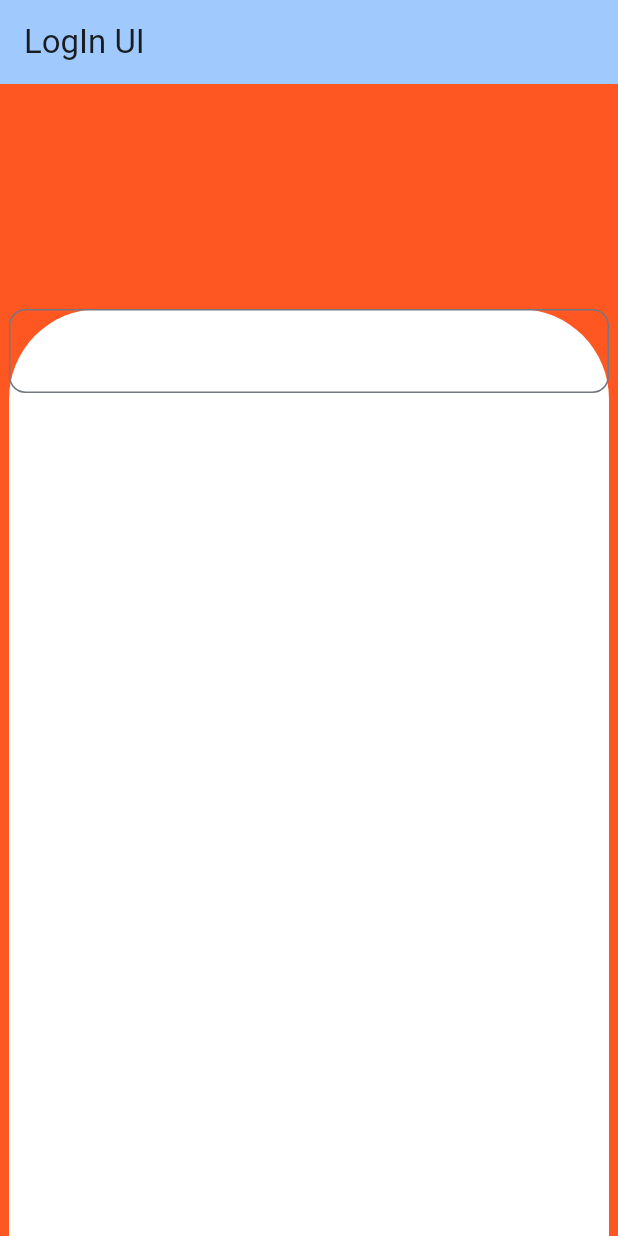
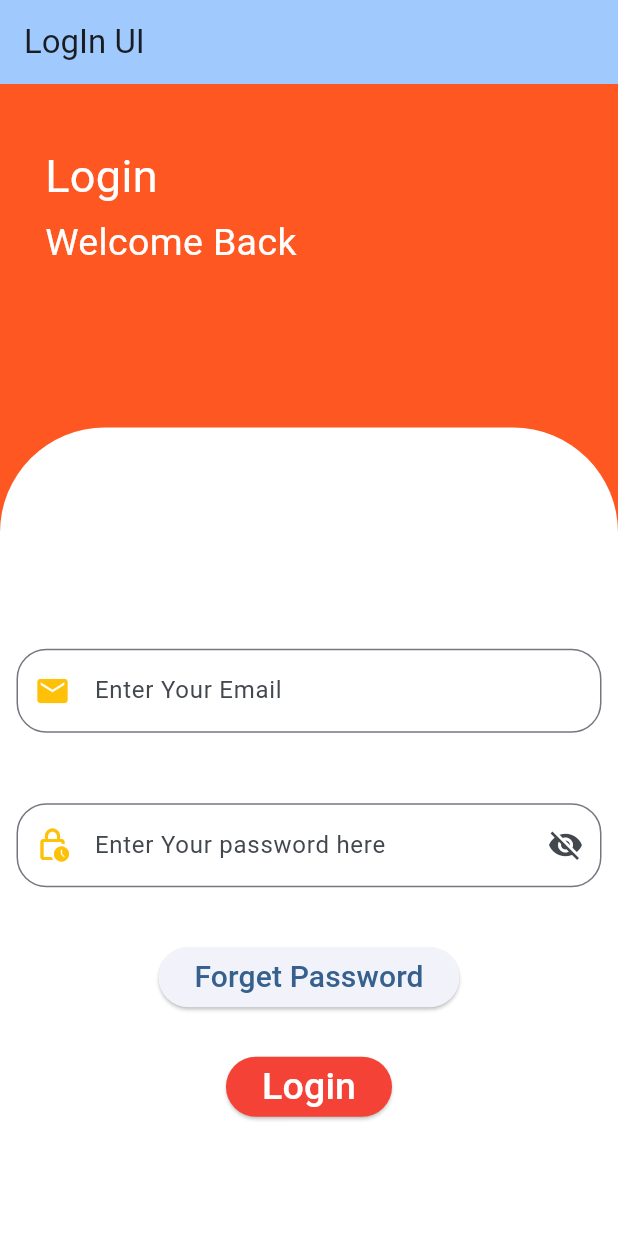
Before and after one commit to ManishS72/Login-UI, a Flutter app: the screen it shows after launch, on a phone screen of 412 x 824 dp. Run offline on Flutter 3.47's test engine with Material 3 defaults, Android fonts, the phone set to English and light mode, and no system bars.

Commit message:
Login Page Is almost Completed

```diff
--- a/lib/main.dart
+++ b/lib/main.dart
@@ -46,33 +46,139 @@ class _MyHomePageState extends State<MyHomePage> {
         title: Text(widget.title),
       ),
       body: Container(
+        color: Colors.deepOrange,
+
+        child: Column(
+          crossAxisAlignment: CrossAxisAlignment.start,
+          children: [
+            Padding(
+              padding: const EdgeInsets.only(top: 40, left: 30),
+              child: Text(
+                "Login",
+                style: TextStyle(color: Colors.white, fontSize: 30),
+              ),
+            ),
+
+            SizedBox(height: 5),
+
+            Padding(
+              padding: const EdgeInsets.only(left: 30),
+              child: Text(
+                "Welcome Back",
+                style: TextStyle(color: Colors.white, fontSize: 25),
+              ),
+            ),
+            Center(
+              child: Padding(
+                padding: EdgeInsets.only(top: 105),
+                child: Container(
+                  width: double.infinity,
+                  height: 600,
                   decoration: BoxDecoration(
-          color: Colors.deepOrange),
-        child: Center(
+                    color: Colors.white,
+                    borderRadius: BorderRadius.only(
+                      topLeft: Radius.circular(70),
+                      topRight: Radius.circular(70),
+                    ),
+                  ),
+                  child: Column(
+                    mainAxisAlignment: MainAxisAlignment.center,
+                    children: [
+                      Center(
                         child: Padding(
-            padding: EdgeInsets.only(top:150),
-            child: Container(
-              width: 400,
-              height: double.infinity,
-              decoration: BoxDecoration(
-                borderRadius: BorderRadius.only(
-                  topRight: Radius.circular(60),
-                  topLeft: Radius.circular(60),
-                ),
-                color: Colors.white),
-
+                          padding:EdgeInsets.all(11),
                           child: TextField(
                             decoration: InputDecoration(
+                              prefixIcon: Icon(Icons.email, color: Colors.amber),
                               border: OutlineInputBorder(
+                                borderRadius: BorderRadius.circular(20),
+                                borderSide: BorderSide(
+                                  color: Colors.black,
+                                ),
+                              ),
+                              hintText: "Enter Your Email",
+                              focusedBorder: OutlineInputBorder(
                                 borderRadius: BorderRadius.circular(11),
                                 borderSide: BorderSide(
-                        color: Colors.blue,
+                                  color: Colors.deepOrange,
+                                  width: 2,
                                 ),
                               ),
                             ),
                           ),
                         ),
                       ),
+
+                      SizedBox(height: 25),
+
+                      Center(
+                        child: Padding(
+                          padding: const EdgeInsets.all(11),
+                          child: TextField(
+                            obscureText: true,
+                            decoration: InputDecoration(
+                              hintText: "Enter Your password here",
+                               suffixIcon: IconButton(
+                                onPressed: () {},
+                                icon: Icon(Icons.visibility_off),
+                              ),
+                              prefixIcon: Icon(
+                                Icons.lock_clock_outlined,
+                                color: Colors.amber,
+                              ),
+                              border: OutlineInputBorder(
+                                borderRadius: BorderRadius.circular(20),
+                                borderSide: BorderSide(
+                                  color: Colors.black,
+                                ),
+                              ),
+                              focusedBorder: OutlineInputBorder(
+                                borderRadius: BorderRadius.circular(11),
+                                borderSide: BorderSide(
+                                  color: Colors.blue,
+                                  width: 2,
+                                ),
+                              ),
+
+                            ),
+                          ),
+                        ),
+                      ),
+                      SizedBox(height: 25),
+
+                      ElevatedButton(
+                        onPressed: () {
+                          print("Forget Password");
+                        },
+                        child: Text(
+                          "Forget Password",
+                          style: TextStyle(fontSize: 20),
+                        ),
+                      ),
+
+                      SizedBox(height: 25),
+
+                      ElevatedButton(
+                        onPressed: () {
+                          print("SuccessFull Login");
+                        },
+                        style: ElevatedButton.styleFrom(
+                          backgroundColor: Colors.red,
+                        ),
+                        child: Text(
+                          "Login",
+                          style: TextStyle(
+                            color: Colors.white,
+                            fontSize: 25,
+                          ),
+                        ),
+                      ),
+                    ],
+                  ),
+                ),
+              ),
+            ),
+          ],
         ),
       ),
     );
```
Lines whose indentation alone changed are shown as unchanged.
